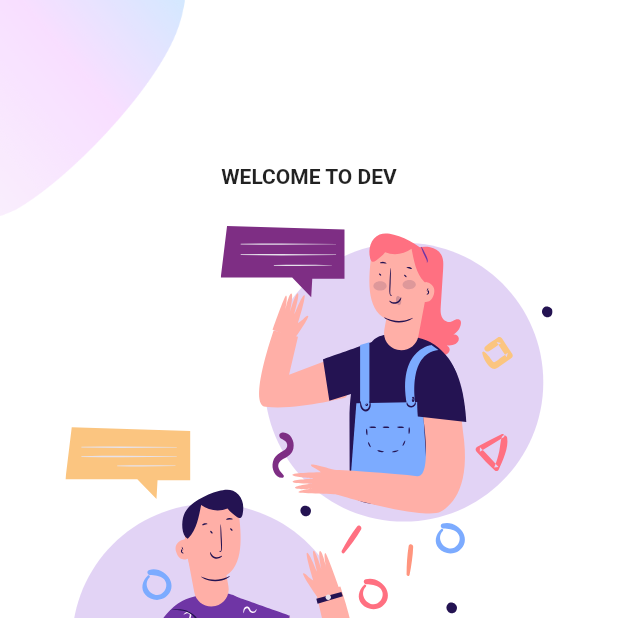
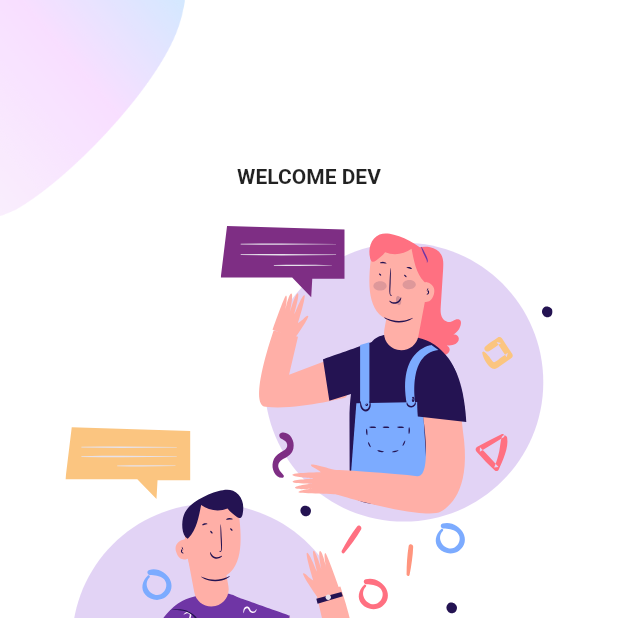
Before and after one commit to wendellarnald/flutter-login, a Flutter app: the screen it shows after launch, on a phone screen of 412 x 824 dp, the top half of it. Run offline on Flutter 3.47's test engine with Material 2 defaults, Android fonts, the phone set to English and light mode, and no system bars; our stand-ins replace flutter_svg.

Commit message:
Name change for components

```diff
--- a/lib/pages/welcome/components/body.dart
+++ b/lib/pages/welcome/components/body.components.dart
@@ -2,7 +2,7 @@ import 'package:flutter/material.dart';
 import 'package:flutter_login/components/rounded.button.dart';
 import 'package:flutter_login/constants.dart';
 import 'package:flutter_login/pages/login/login.page.dart';
-import 'package:flutter_login/pages/welcome/components/background.dart';
+import 'package:flutter_login/pages/welcome/components/background.components.dart';
 import 'package:flutter_svg/flutter_svg.dart';
 
 class Body extends StatelessWidget {
@@ -17,7 +17,7 @@ class Body extends StatelessWidget {
           mainAxisAlignment: MainAxisAlignment.center,
           children: <Widget>[
             Text(
-              "WELCOME TO DEV",
+              "WELCOME DEV",
               style: TextStyle(fontWeight: FontWeight.bold),
             ),
             SizedBox(
--- a/lib/pages/welcome/welcome.page.dart
+++ b/lib/pages/welcome/welcome.page.dart
@@ -1,5 +1,5 @@
 import 'package:flutter/material.dart';
-import 'package:flutter_login/pages/welcome/components/body.dart';
+import 'package:flutter_login/pages/welcome/components/body.components.dart';
 
 class WelcomePage extends StatelessWidget {
   @override
```
Also changed, not shown: lib/pages/welcome/components/background.components.dart (renamed from lib/pages/welcome/components/background.dart).
